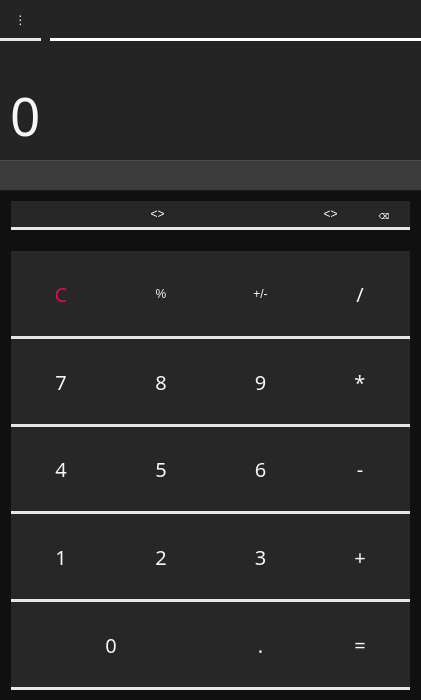
Above: mainwindow.ui from inFocus7/Calcpp before the change. Below: the same form after it.
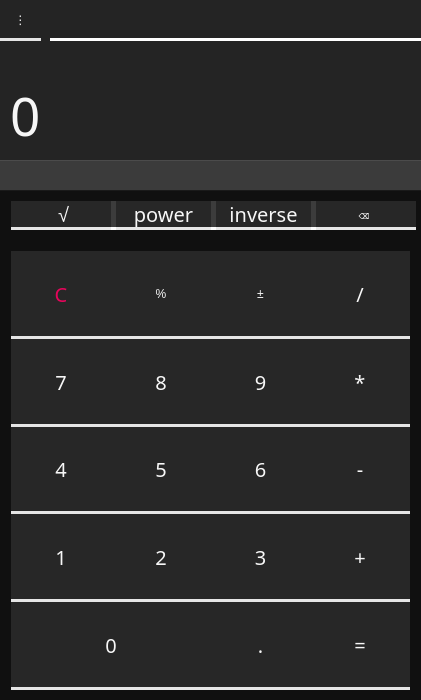
That is the form after the change. The open tabs and pages were chosen to show the change. Icons and pictures are not drawn.

```diff
--- a/mainwindow.ui
+++ b/mainwindow.ui
@@ -1860,7 +1860,7 @@
          </size>
         </property>
         <property name="text">
-         <string>+/-</string>
+         <string>±</string>
         </property>
        </widget>
       </item>
@@ -2059,7 +2059,7 @@
       <rect>
        <x>0</x>
        <y>190</y>
-       <width>421</width>
+       <width>422</width>
        <height>51</height>
       </rect>
      </property>
@@ -2068,46 +2068,629 @@
        <number>0</number>
       </property>
       <item>
-       <widget class="QPushButton" name="b_unknown1">
+       <widget class="QPushButton" name="signSquareRoot">
+        <property name="enabled">
+         <bool>false</bool>
+        </property>
         <property name="sizePolicy">
-         <sizepolicy hsizetype="MinimumExpanding" vsizetype="MinimumExpanding">
+         <sizepolicy hsizetype="Minimum" vsizetype="MinimumExpanding">
           <horstretch>0</horstretch>
           <verstretch>0</verstretch>
          </sizepolicy>
         </property>
         <property name="minimumSize">
          <size>
-          <width>0</width>
-          <height>0</height>
+          <width>105</width>
+          <height>29</height>
          </size>
         </property>
+        <property name="maximumSize">
+         <size>
+          <width>53</width>
+          <height>61</height>
+         </size>
+        </property>
+        <property name="palette">
+         <palette>
+          <active>
+           <colorrole role="WindowText">
+            <brush brushstyle="SolidPattern">
+             <color alpha="245">
+              <red>255</red>
+              <green>255</green>
+              <blue>255</blue>
+             </color>
+            </brush>
+           </colorrole>
+           <colorrole role="Button">
+            <brush brushstyle="SolidPattern">
+             <color alpha="25">
+              <red>255</red>
+              <green>255</green>
+              <blue>255</blue>
+             </color>
+            </brush>
+           </colorrole>
+           <colorrole role="Text">
+            <brush brushstyle="SolidPattern">
+             <color alpha="245">
+              <red>255</red>
+              <green>255</green>
+              <blue>255</blue>
+             </color>
+            </brush>
+           </colorrole>
+           <colorrole role="ButtonText">
+            <brush brushstyle="SolidPattern">
+             <color alpha="245">
+              <red>255</red>
+              <green>255</green>
+              <blue>255</blue>
+             </color>
+            </brush>
+           </colorrole>
+           <colorrole role="Base">
+            <brush brushstyle="SolidPattern">
+             <color alpha="25">
+              <red>255</red>
+              <green>255</green>
+              <blue>255</blue>
+             </color>
+            </brush>
+           </colorrole>
+           <colorrole role="Window">
+            <brush brushstyle="SolidPattern">
+             <color alpha="25">
+              <red>255</red>
+              <green>255</green>
+              <blue>255</blue>
+             </color>
+            </brush>
+           </colorrole>
+          </active>
+          <inactive>
+           <colorrole role="WindowText">
+            <brush brushstyle="SolidPattern">
+             <color alpha="245">
+              <red>255</red>
+              <green>255</green>
+              <blue>255</blue>
+             </color>
+            </brush>
+           </colorrole>
+           <colorrole role="Button">
+            <brush brushstyle="SolidPattern">
+             <color alpha="25">
+              <red>255</red>
+              <green>255</green>
+              <blue>255</blue>
+             </color>
+            </brush>
+           </colorrole>
+           <colorrole role="Text">
+            <brush brushstyle="SolidPattern">
+             <color alpha="245">
+              <red>255</red>
+              <green>255</green>
+              <blue>255</blue>
+             </color>
+            </brush>
+           </colorrole>
+           <colorrole role="ButtonText">
+            <brush brushstyle="SolidPattern">
+             <color alpha="245">
+              <red>255</red>
+              <green>255</green>
+              <blue>255</blue>
+             </color>
+            </brush>
+           </colorrole>
+           <colorrole role="Base">
+            <brush brushstyle="SolidPattern">
+             <color alpha="25">
+              <red>255</red>
+              <green>255</green>
+              <blue>255</blue>
+             </color>
+            </brush>
+           </colorrole>
+           <colorrole role="Window">
+            <brush brushstyle="SolidPattern">
+             <color alpha="25">
+              <red>255</red>
+              <green>255</green>
+              <blue>255</blue>
+             </color>
+            </brush>
+           </colorrole>
+          </inactive>
+          <disabled>
+           <colorrole role="WindowText">
+            <brush brushstyle="SolidPattern">
+             <color alpha="245">
+              <red>255</red>
+              <green>255</green>
+              <blue>255</blue>
+             </color>
+            </brush>
+           </colorrole>
+           <colorrole role="Button">
+            <brush brushstyle="SolidPattern">
+             <color alpha="25">
+              <red>255</red>
+              <green>255</green>
+              <blue>255</blue>
+             </color>
+            </brush>
+           </colorrole>
+           <colorrole role="Text">
+            <brush brushstyle="SolidPattern">
+             <color alpha="245">
+              <red>255</red>
+              <green>255</green>
+              <blue>255</blue>
+             </color>
+            </brush>
+           </colorrole>
+           <colorrole role="ButtonText">
+            <brush brushstyle="SolidPattern">
+             <color alpha="245">
+              <red>255</red>
+              <green>255</green>
+              <blue>255</blue>
+             </color>
+            </brush>
+           </colorrole>
+           <colorrole role="Base">
+            <brush brushstyle="SolidPattern">
+             <color alpha="25">
+              <red>255</red>
+              <green>255</green>
+              <blue>255</blue>
+             </color>
+            </brush>
+           </colorrole>
+           <colorrole role="Window">
+            <brush brushstyle="SolidPattern">
+             <color alpha="25">
+              <red>255</red>
+              <green>255</green>
+              <blue>255</blue>
+             </color>
+            </brush>
+           </colorrole>
+          </disabled>
+         </palette>
+        </property>
+        <property name="font">
+         <font>
+          <family>Century Gothic</family>
+          <pointsize>15</pointsize>
+          <weight>9</weight>
+          <italic>false</italic>
+          <bold>false</bold>
+         </font>
+        </property>
         <property name="text">
-         <string>&lt;&gt;</string>
+         <string>√</string>
         </property>
        </widget>
       </item>
       <item>
-       <widget class="QPushButton" name="b_unknown2">
+       <widget class="QPushButton" name="signPower">
+        <property name="enabled">
+         <bool>false</bool>
+        </property>
         <property name="sizePolicy">
-         <sizepolicy hsizetype="Maximum" vsizetype="MinimumExpanding">
+         <sizepolicy hsizetype="Minimum" vsizetype="MinimumExpanding">
           <horstretch>0</horstretch>
           <verstretch>0</verstretch>
          </sizepolicy>
         </property>
         <property name="minimumSize">
          <size>
+          <width>105</width>
+          <height>29</height>
+         </size>
+        </property>
+        <property name="maximumSize">
+         <size>
           <width>53</width>
-          <height>0</height>
+          <height>61</height>
          </size>
         </property>
+        <property name="palette">
+         <palette>
+          <active>
+           <colorrole role="WindowText">
+            <brush brushstyle="SolidPattern">
+             <color alpha="245">
+              <red>255</red>
+              <green>255</green>
+              <blue>255</blue>
+             </color>
+            </brush>
+           </colorrole>
+           <colorrole role="Button">
+            <brush brushstyle="SolidPattern">
+             <color alpha="25">
+              <red>255</red>
+              <green>255</green>
+              <blue>255</blue>
+             </color>
+            </brush>
+           </colorrole>
+           <colorrole role="Text">
+            <brush brushstyle="SolidPattern">
+             <color alpha="245">
+              <red>255</red>
+              <green>255</green>
+              <blue>255</blue>
+             </color>
+            </brush>
+           </colorrole>
+           <colorrole role="ButtonText">
+            <brush brushstyle="SolidPattern">
+             <color alpha="245">
+              <red>255</red>
+              <green>255</green>
+              <blue>255</blue>
+             </color>
+            </brush>
+           </colorrole>
+           <colorrole role="Base">
+            <brush brushstyle="SolidPattern">
+             <color alpha="25">
+              <red>255</red>
+              <green>255</green>
+              <blue>255</blue>
+             </color>
+            </brush>
+           </colorrole>
+           <colorrole role="Window">
+            <brush brushstyle="SolidPattern">
+             <color alpha="25">
+              <red>255</red>
+              <green>255</green>
+              <blue>255</blue>
+             </color>
+            </brush>
+           </colorrole>
+          </active>
+          <inactive>
+           <colorrole role="WindowText">
+            <brush brushstyle="SolidPattern">
+             <color alpha="245">
+              <red>255</red>
+              <green>255</green>
+              <blue>255</blue>
+             </color>
+            </brush>
+           </colorrole>
+           <colorrole role="Button">
+            <brush brushstyle="SolidPattern">
+             <color alpha="25">
+              <red>255</red>
+              <green>255</green>
+              <blue>255</blue>
+             </color>
+            </brush>
+           </colorrole>
+           <colorrole role="Text">
+            <brush brushstyle="SolidPattern">
+             <color alpha="245">
+              <red>255</red>
+              <green>255</green>
+              <blue>255</blue>
+             </color>
+            </brush>
+           </colorrole>
+           <colorrole role="ButtonText">
+            <brush brushstyle="SolidPattern">
+             <color alpha="245">
+              <red>255</red>
+              <green>255</green>
+              <blue>255</blue>
+             </color>
+            </brush>
+           </colorrole>
+           <colorrole role="Base">
+            <brush brushstyle="SolidPattern">
+             <color alpha="25">
+              <red>255</red>
+              <green>255</green>
+              <blue>255</blue>
+             </color>
+            </brush>
+           </colorrole>
+           <colorrole role="Window">
+            <brush brushstyle="SolidPattern">
+             <color alpha="25">
+              <red>255</red>
+              <green>255</green>
+              <blue>255</blue>
+             </color>
+            </brush>
+           </colorrole>
+          </inactive>
+          <disabled>
+           <colorrole role="WindowText">
+            <brush brushstyle="SolidPattern">
+             <color alpha="245">
+              <red>255</red>
+              <green>255</green>
+              <blue>255</blue>
+             </color>
+            </brush>
+           </colorrole>
+           <colorrole role="Button">
+            <brush brushstyle="SolidPattern">
+             <color alpha="25">
+              <red>255</red>
+              <green>255</green>
+              <blue>255</blue>
+             </color>
+            </brush>
+           </colorrole>
+           <colorrole role="Text">
+            <brush brushstyle="SolidPattern">
+             <color alpha="245">
+              <red>255</red>
+              <green>255</green>
+              <blue>255</blue>
+             </color>
+            </brush>
+           </colorrole>
+           <colorrole role="ButtonText">
+            <brush brushstyle="SolidPattern">
+             <color alpha="245">
+              <red>255</red>
+              <green>255</green>
+              <blue>255</blue>
+             </color>
+            </brush>
+           </colorrole>
+           <colorrole role="Base">
+            <brush brushstyle="SolidPattern">
+             <color alpha="25">
+              <red>255</red>
+              <green>255</green>
+              <blue>255</blue>
+             </color>
+            </brush>
+           </colorrole>
+           <colorrole role="Window">
+            <brush brushstyle="SolidPattern">
+             <color alpha="25">
+              <red>255</red>
+              <green>255</green>
+              <blue>255</blue>
+             </color>
+            </brush>
+           </colorrole>
+          </disabled>
+         </palette>
+        </property>
+        <property name="font">
+         <font>
+          <family>Century Gothic</family>
+          <pointsize>15</pointsize>
+          <weight>9</weight>
+          <italic>false</italic>
+          <bold>false</bold>
+         </font>
+        </property>
+        <property name="text">
+         <string>power</string>
+        </property>
+       </widget>
+      </item>
+      <item>
+       <widget class="QPushButton" name="signInverse">
+        <property name="enabled">
+         <bool>false</bool>
+        </property>
+        <property name="sizePolicy">
+         <sizepolicy hsizetype="Minimum" vsizetype="MinimumExpanding">
+          <horstretch>0</horstretch>
+          <verstretch>0</verstretch>
+         </sizepolicy>
+        </property>
+        <property name="minimumSize">
+         <size>
+          <width>105</width>
+          <height>29</height>
+         </size>
+        </property>
         <property name="maximumSize">
          <size>
           <width>53</width>
-          <height>16777215</height>
+          <height>61</height>
          </size>
         </property>
+        <property name="palette">
+         <palette>
+          <active>
+           <colorrole role="WindowText">
+            <brush brushstyle="SolidPattern">
+             <color alpha="245">
+              <red>255</red>
+              <green>255</green>
+              <blue>255</blue>
+             </color>
+            </brush>
+           </colorrole>
+           <colorrole role="Button">
+            <brush brushstyle="SolidPattern">
+             <color alpha="25">
+              <red>255</red>
+              <green>255</green>
+              <blue>255</blue>
+             </color>
+            </brush>
+           </colorrole>
+           <colorrole role="Text">
+            <brush brushstyle="SolidPattern">
+             <color alpha="245">
+              <red>255</red>
+              <green>255</green>
+              <blue>255</blue>
+             </color>
+            </brush>
+           </colorrole>
+           <colorrole role="ButtonText">
+            <brush brushstyle="SolidPattern">
+             <color alpha="245">
+              <red>255</red>
+              <green>255</green>
+              <blue>255</blue>
+             </color>
+            </brush>
+           </colorrole>
+           <colorrole role="Base">
+            <brush brushstyle="SolidPattern">
+             <color alpha="25">
+              <red>255</red>
+              <green>255</green>
+              <blue>255</blue>
+             </color>
+            </brush>
+           </colorrole>
+           <colorrole role="Window">
+            <brush brushstyle="SolidPattern">
+             <color alpha="25">
+              <red>255</red>
+              <green>255</green>
+              <blue>255</blue>
+             </color>
+            </brush>
+           </colorrole>
+          </active>
+          <inactive>
+           <colorrole role="WindowText">
+            <brush brushstyle="SolidPattern">
+             <color alpha="245">
+              <red>255</red>
+              <green>255</green>
+              <blue>255</blue>
+             </color>
+            </brush>
+           </colorrole>
+           <colorrole role="Button">
+            <brush brushstyle="SolidPattern">
+             <color alpha="25">
+              <red>255</red>
+              <green>255</green>
+              <blue>255</blue>
+             </color>
+            </brush>
+           </colorrole>
+           <colorrole role="Text">
+            <brush brushstyle="SolidPattern">
+             <color alpha="245">
+              <red>255</red>
+              <green>255</green>
+              <blue>255</blue>
+             </color>
+            </brush>
+           </colorrole>
+           <colorrole role="ButtonText">
+            <brush brushstyle="SolidPattern">
+             <color alpha="245">
+              <red>255</red>
+              <green>255</green>
+              <blue>255</blue>
+             </color>
+            </brush>
+           </colorrole>
+           <colorrole role="Base">
+            <brush brushstyle="SolidPattern">
+             <color alpha="25">
+              <red>255</red>
+              <green>255</green>
+              <blue>255</blue>
+             </color>
+            </brush>
+           </colorrole>
+           <colorrole role="Window">
+            <brush brushstyle="SolidPattern">
+             <color alpha="25">
+              <red>255</red>
+              <green>255</green>
+              <blue>255</blue>
+             </color>
+            </brush>
+           </colorrole>
+          </inactive>
+          <disabled>
+           <colorrole role="WindowText">
+            <brush brushstyle="SolidPattern">
+             <color alpha="245">
+              <red>255</red>
+              <green>255</green>
+              <blue>255</blue>
+             </color>
+            </brush>
+           </colorrole>
+           <colorrole role="Button">
+            <brush brushstyle="SolidPattern">
+             <color alpha="25">
+              <red>255</red>
+              <green>255</green>
+              <blue>255</blue>
+             </color>
+            </brush>
+           </colorrole>
+           <colorrole role="Text">
+            <brush brushstyle="SolidPattern">
+             <color alpha="245">
+              <red>255</red>
+              <green>255</green>
+              <blue>255</blue>
+             </color>
+            </brush>
+           </colorrole>
+           <colorrole role="ButtonText">
+            <brush brushstyle="SolidPattern">
+             <color alpha="245">
+              <red>255</red>
+              <green>255</green>
+              <blue>255</blue>
+             </color>
+            </brush>
+           </colorrole>
+           <colorrole role="Base">
+            <brush brushstyle="SolidPattern">
+             <color alpha="25">
+              <red>255</red>
+              <green>255</green>
+              <blue>255</blue>
+             </color>
+            </brush>
+           </colorrole>
+           <colorrole role="Window">
+            <brush brushstyle="SolidPattern">
+             <color alpha="25">
+              <red>255</red>
+              <green>255</green>
+              <blue>255</blue>
+             </color>
+            </brush>
+           </colorrole>
+          </disabled>
+         </palette>
+        </property>
+        <property name="font">
+         <font>
+          <family>Century Gothic</family>
+          <pointsize>15</pointsize>
+          <weight>9</weight>
+          <italic>false</italic>
+          <bold>false</bold>
+         </font>
+        </property>
         <property name="text">
-         <string>&lt;&gt;</string>
+         <string>inverse</string>
         </property>
        </widget>
       </item>
@@ -2121,7 +2704,7 @@
         </property>
         <property name="minimumSize">
          <size>
-          <width>53</width>
+          <width>105</width>
           <height>29</height>
          </size>
         </property>
```
Left out of the diff: 77 changed lines with no effect on the pictures.
